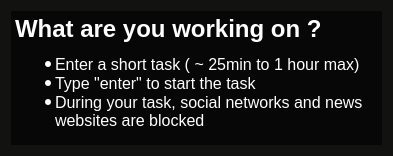
The window that boxtime/views/protipswidget.ui (jdauphant/boxtime) describes before a commit, drawn with Qt 5.
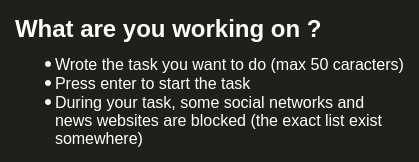
The same window after the commit.

Commit message: Improve protips UI and move with the main bar

```diff
--- a/boxtime/views/protipswidget.ui
+++ b/boxtime/views/protipswidget.ui
@@ -6,8 +6,8 @@
    <rect>
     <x>0</x>
     <y>0</y>
-    <width>393</width>
-    <height>156</height>
+    <width>419</width>
+    <height>162</height>
    </rect>
   </property>
   <property name="palette">
@@ -36,7 +36,7 @@
        <color alpha="255">
         <red>31</red>
         <green>31</green>
-        <blue>31</blue>
+        <blue>30</blue>
        </color>
       </brush>
      </colorrole>
@@ -52,45 +52,45 @@
      <colorrole role="Base">
       <brush brushstyle="SolidPattern">
        <color alpha="255">
-        <red>7</red>
-        <green>7</green>
-        <blue>7</blue>
+        <red>31</red>
+        <green>31</green>
+        <blue>30</blue>
        </color>
       </brush>
      </colorrole>
      <colorrole role="Window">
       <brush brushstyle="SolidPattern">
        <color alpha="255">
-        <red>18</red>
-        <green>18</green>
-        <blue>17</blue>
+        <red>31</red>
+        <green>31</green>
+        <blue>30</blue>
        </color>
       </brush>
      </colorrole>
      <colorrole role="Shadow">
       <brush brushstyle="SolidPattern">
        <color alpha="255">
-        <red>34</red>
-        <green>34</green>
-        <blue>34</blue>
+        <red>31</red>
+        <green>31</green>
+        <blue>30</blue>
        </color>
       </brush>
      </colorrole>
      <colorrole role="AlternateBase">
       <brush brushstyle="SolidPattern">
        <color alpha="255">
-        <red>30</red>
-        <green>4</green>
-        <blue>4</blue>
+        <red>31</red>
+        <green>31</green>
+        <blue>30</blue>
        </color>
       </brush>
      </colorrole>
      <colorrole role="NoRole">
       <brush brushstyle="SolidPattern">
        <color alpha="255">
-        <red>15</red>
-        <green>8</green>
-        <blue>34</blue>
+        <red>31</red>
+        <green>31</green>
+        <blue>30</blue>
        </color>
       </brush>
      </colorrole>
@@ -119,7 +119,7 @@
        <color alpha="255">
         <red>31</red>
         <green>31</green>
-        <blue>31</blue>
+        <blue>30</blue>
        </color>
       </brush>
      </colorrole>
@@ -135,45 +135,45 @@
      <colorrole role="Base">
       <brush brushstyle="SolidPattern">
        <color alpha="255">
-        <red>7</red>
-        <green>7</green>
-        <blue>7</blue>
+        <red>31</red>
+        <green>31</green>
+        <blue>30</blue>
        </color>
       </brush>
      </colorrole>
      <colorrole role="Window">
       <brush brushstyle="SolidPattern">
        <color alpha="255">
-        <red>18</red>
-        <green>18</green>
-        <blue>17</blue>
+        <red>31</red>
+        <green>31</green>
+        <blue>30</blue>
        </color>
       </brush>
      </colorrole>
      <colorrole role="Shadow">
       <brush brushstyle="SolidPattern">
        <color alpha="255">
-        <red>34</red>
-        <green>34</green>
-        <blue>34</blue>
+        <red>31</red>
+        <green>31</green>
+        <blue>30</blue>
        </color>
       </brush>
      </colorrole>
      <colorrole role="AlternateBase">
       <brush brushstyle="SolidPattern">
        <color alpha="255">
-        <red>30</red>
-        <green>4</green>
-        <blue>4</blue>
+        <red>31</red>
+        <green>31</green>
+        <blue>30</blue>
        </color>
       </brush>
      </colorrole>
      <colorrole role="NoRole">
       <brush brushstyle="SolidPattern">
        <color alpha="255">
-        <red>15</red>
-        <green>8</green>
-        <blue>34</blue>
+        <red>31</red>
+        <green>31</green>
+        <blue>30</blue>
        </color>
       </brush>
      </colorrole>
@@ -202,7 +202,7 @@
        <color alpha="255">
         <red>31</red>
         <green>31</green>
-        <blue>31</blue>
+        <blue>30</blue>
        </color>
       </brush>
      </colorrole>
@@ -218,45 +218,45 @@
      <colorrole role="Base">
       <brush brushstyle="SolidPattern">
        <color alpha="255">
-        <red>18</red>
-        <green>18</green>
-        <blue>17</blue>
+        <red>31</red>
+        <green>31</green>
+        <blue>30</blue>
        </color>
       </brush>
      </colorrole>
      <colorrole role="Window">
       <brush brushstyle="SolidPattern">
        <color alpha="255">
-        <red>18</red>
-        <green>18</green>
-        <blue>17</blue>
+        <red>31</red>
+        <green>31</green>
+        <blue>30</blue>
        </color>
       </brush>
      </colorrole>
      <colorrole role="Shadow">
       <brush brushstyle="SolidPattern">
        <color alpha="255">
-        <red>34</red>
-        <green>34</green>
-        <blue>34</blue>
+        <red>31</red>
+        <green>31</green>
+        <blue>30</blue>
        </color>
       </brush>
      </colorrole>
      <colorrole role="AlternateBase">
       <brush brushstyle="SolidPattern">
        <color alpha="255">
-        <red>30</red>
-        <green>4</green>
-        <blue>4</blue>
+        <red>31</red>
+        <green>31</green>
+        <blue>30</blue>
        </color>
       </brush>
      </colorrole>
      <colorrole role="NoRole">
       <brush brushstyle="SolidPattern">
        <color alpha="255">
-        <red>15</red>
-        <green>8</green>
-        <blue>34</blue>
+        <red>31</red>
+        <green>31</green>
+        <blue>30</blue>
        </color>
       </brush>
      </colorrole>
@@ -299,9 +299,9 @@
 p, li { white-space: pre-wrap; }
 &lt;/style&gt;&lt;/head&gt;&lt;body style=&quot; font-family:'Ubuntu'; font-size:11pt; font-weight:400; font-style:normal;&quot;&gt;
 &lt;p style=&quot; margin-top:18px; margin-bottom:12px; margin-left:0px; margin-right:0px; -qt-block-indent:0; text-indent:0px;&quot;&gt;&lt;span style=&quot; font-size:xx-large; font-weight:600;&quot;&gt;What are you working on ?&lt;/span&gt;&lt;/p&gt;
-&lt;ul style=&quot;margin-top: 0px; margin-bottom: 0px; margin-left: 0px; margin-right: 0px; -qt-list-indent: 1;&quot;&gt;&lt;li style=&quot; font-size:12pt;&quot; style=&quot; margin-top:12px; margin-bottom:0px; margin-left:0px; margin-right:0px; -qt-block-indent:0; text-indent:0px;&quot;&gt;Enter a short task ( ~ 25min to 1 hour max)&lt;/li&gt;
-&lt;li style=&quot; font-size:12pt;&quot; style=&quot; margin-top:0px; margin-bottom:0px; margin-left:0px; margin-right:0px; -qt-block-indent:0; text-indent:0px;&quot;&gt;Type &amp;quot;enter&amp;quot; to start the task&lt;/li&gt;
-&lt;li style=&quot; font-size:12pt;&quot; style=&quot; margin-top:0px; margin-bottom:12px; margin-left:0px; margin-right:0px; -qt-block-indent:0; text-indent:0px;&quot;&gt;During your task, social networks and news websites are blocked&lt;/li&gt;&lt;/ul&gt;&lt;/body&gt;&lt;/html&gt;</string>
+&lt;ul style=&quot;margin-top: 0px; margin-bottom: 0px; margin-left: 0px; margin-right: 0px; -qt-list-indent: 1;&quot;&gt;&lt;li style=&quot; font-size:12pt;&quot; style=&quot; margin-top:12px; margin-bottom:0px; margin-left:0px; margin-right:0px; -qt-block-indent:0; text-indent:0px;&quot;&gt;Wrote the task you want to do (max 50 caracters)&lt;/li&gt;
+&lt;li style=&quot; font-size:12pt;&quot; style=&quot; margin-top:0px; margin-bottom:0px; margin-left:0px; margin-right:0px; -qt-block-indent:0; text-indent:0px;&quot;&gt;Press enter to start the task&lt;/li&gt;
+&lt;li style=&quot; font-size:12pt;&quot; style=&quot; margin-top:0px; margin-bottom:0px; margin-left:0px; margin-right:0px; -qt-block-indent:0; text-indent:0px;&quot;&gt;During your task, some social networks and news websites are blocked (the exact list exist somewhere)&lt;/li&gt;&lt;/ul&gt;&lt;/body&gt;&lt;/html&gt;</string>
      </property>
      <property name="textInteractionFlags">
       <set>Qt::NoTextInteraction</set>
```
The commit also changes 2 other files.
